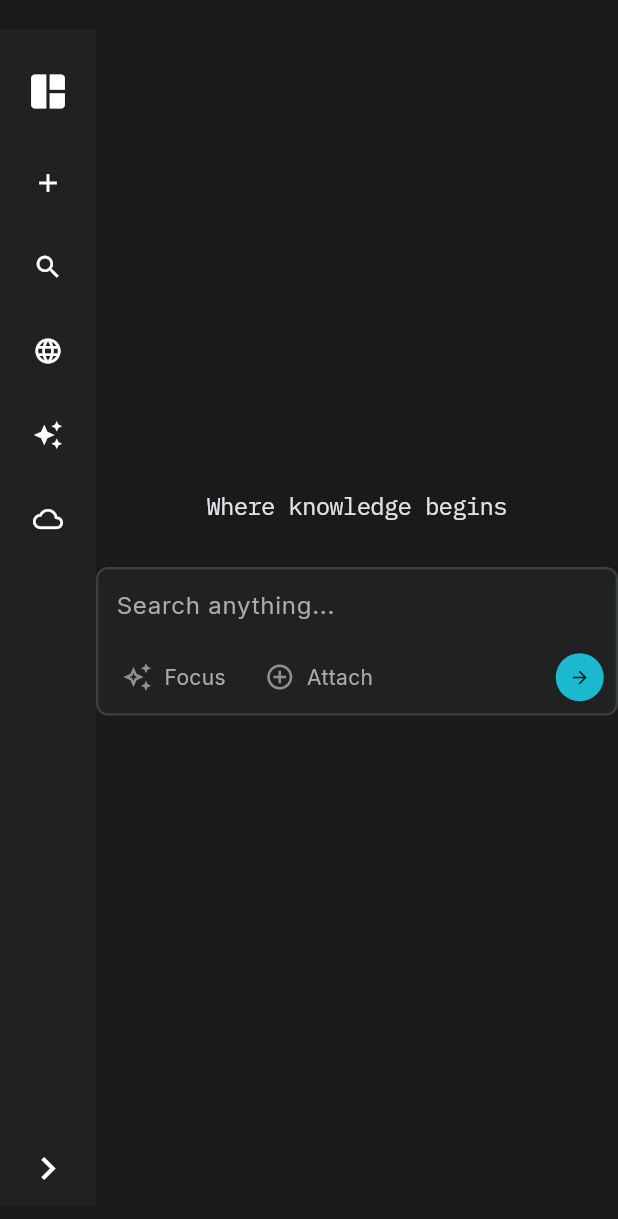
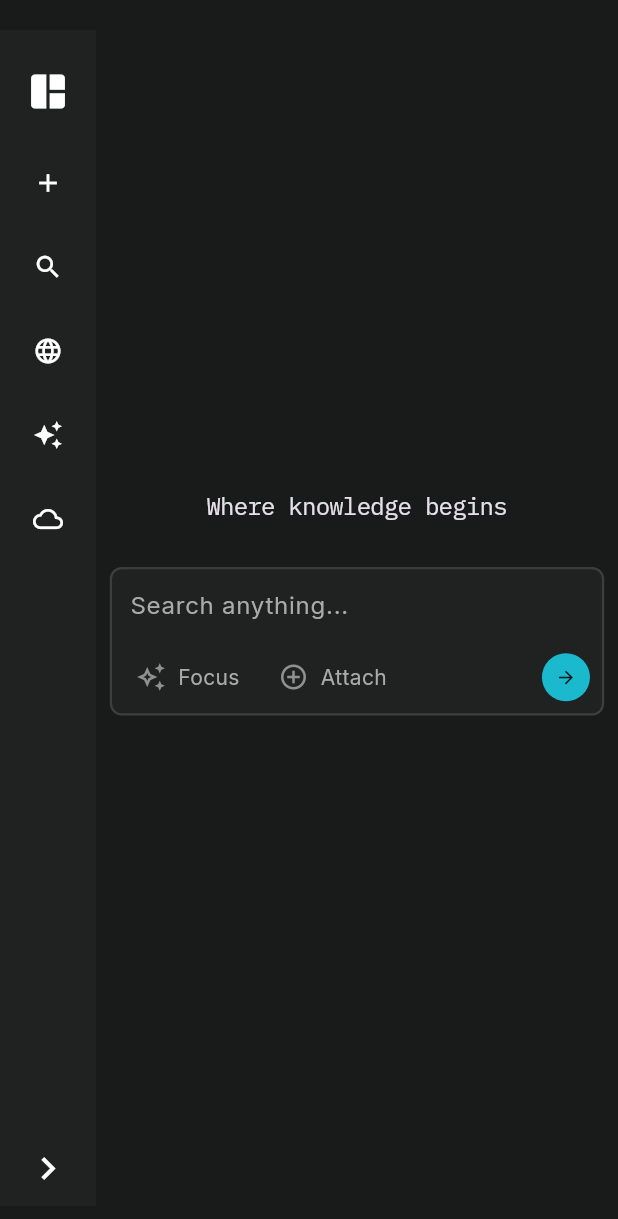
Before and after one commit to eclairsameal/Perplexity_Clone, a Flutter app: the screen it shows after launch, on a phone screen of 412 x 824 dp. Shown: the top 1219 px of the screen. Run offline on Flutter 3.47's test engine with Material 3 defaults, Android fonts, the phone set to English and light mode, and no system bars; our stand-ins replace google_fonts.

Commit message:
SearchSection width adjusts according to screen size.

```diff
--- a/perplexity/lib/widgets/search_section.dart
+++ b/perplexity/lib/widgets/search_section.dart
@@ -6,8 +6,15 @@ import 'package:perplexity/widgets/search_bar_button.dart';
 class SearchSection extends StatelessWidget {
   const SearchSection({super.key});
 
+
   @override
   Widget build(BuildContext context) {
+    final double screenWidth = MediaQuery.of(context).size.width;
+    // 寬度根據螢幕大小調整：手機佔80%，桌面上限600
+    final double containerWidth = screenWidth < 600
+        ? screenWidth * 0.8
+        : 600;
+
     return Column(
       mainAxisAlignment: MainAxisAlignment.center,
       children: [
@@ -22,7 +29,7 @@ class SearchSection extends StatelessWidget {
         ),
         const SizedBox(height: 32),
         Container(
-          width: 500,
+          width: containerWidth,
           decoration: BoxDecoration(
             color: AppColors.searchBar,
               borderRadius: BorderRadius.circular(8),
```
